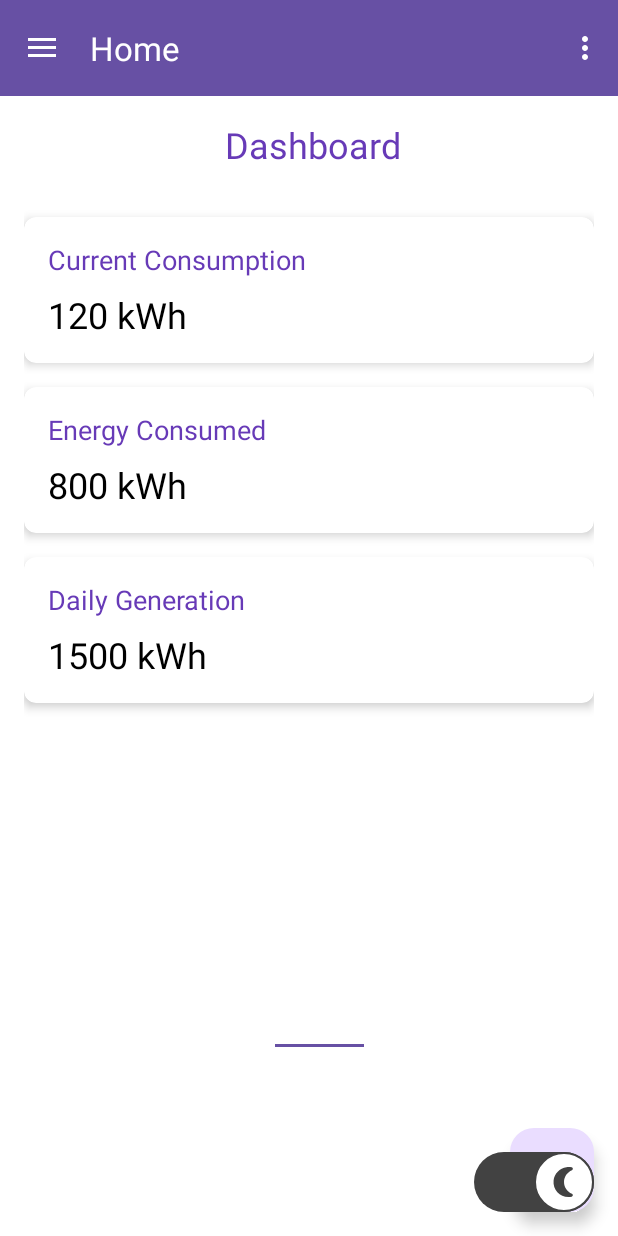
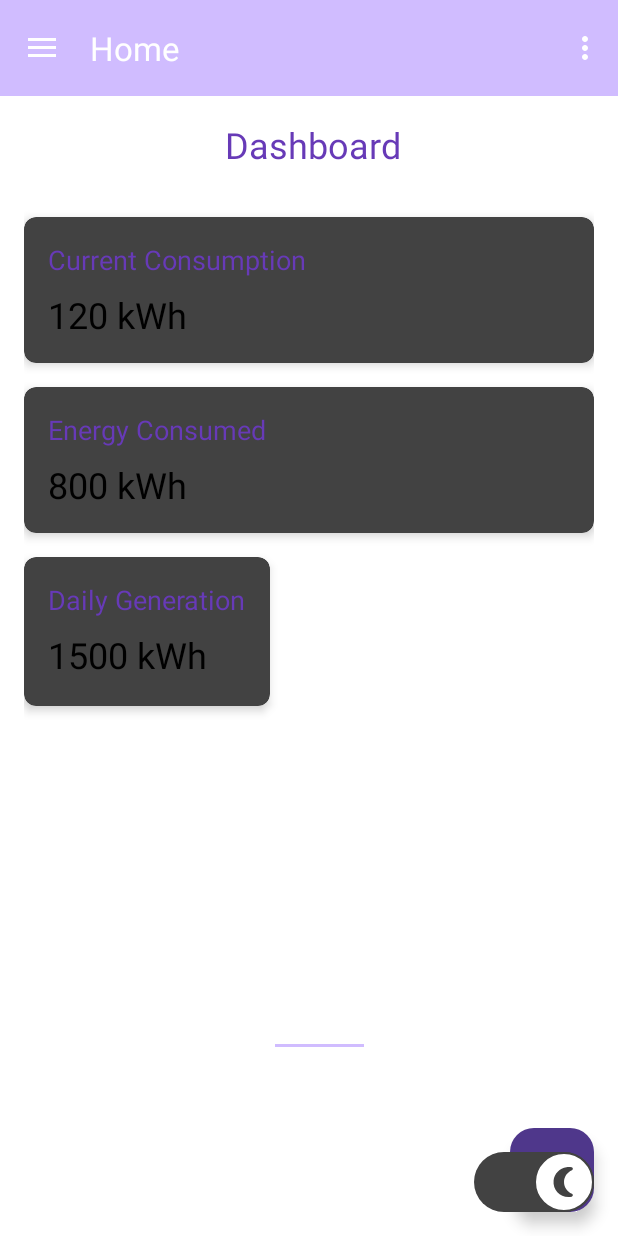
Before and after one commit to kaikamal/FYP, an Android app: the MainActivity2 screen opened directly, with no data from a screen before it, after a tap on an icon or button, on a phone screen of 412 x 824 dp. Run offline under Robolectric (Android 15) with nearby library versions, the phone set to English and light mode, and no system bars; our stand-ins replace Firebase (no records; nobody signed in at launch, a user with empty details on screens opened directly), navigation-ui.

Commit message:
project commit

```diff
--- a/app/src/main/java/com/example/loginactivity/MainActivity2.java
+++ b/app/src/main/java/com/example/loginactivity/MainActivity2.java
@@ -1,8 +1,10 @@
 package com.example.loginactivity;
 
+import android.content.Intent;
 import android.os.Bundle;
 import android.view.View;
 import android.view.Menu;
+import android.widget.Button;
 import android.widget.CompoundButton;
 import android.widget.Switch;
 
@@ -10,6 +12,7 @@ import com.google.android.material.snackbar.Snackbar;
 import com.google.android.material.navigation.NavigationView;
 
 import androidx.appcompat.app.AppCompatDelegate;
+import androidx.appcompat.widget.SwitchCompat;
 import androidx.navigation.NavController;
 import androidx.navigation.Navigation;
 import androidx.navigation.ui.AppBarConfiguration;
@@ -18,16 +21,30 @@ import androidx.drawerlayout.widget.DrawerLayout;
 import androidx.appcompat.app.AppCompatActivity;
 
 import com.example.loginactivity.databinding.ActivityMain2Binding;
+import com.google.firebase.auth.FirebaseAuth;
 
 public class MainActivity2 extends AppCompatActivity {
 
     private AppBarConfiguration mAppBarConfiguration;
     private ActivityMain2Binding binding;
+//    private Switch lightNightSwitch;
+//    private boolean isNightMode = false;
+    private Switch themeSwitch;
+    private Button logout_button;
 
 
-    @Override
+
+
     protected void onCreate(Bundle savedInstanceState) {
         super.onCreate(savedInstanceState);
+//        setContentView(R.layout.activity_main2);
+//        lightNightSwitch = findViewById(R.id.themeSwitch);
+//        lightNightSwitch.setOnCheckedChangeListener(new CompoundButton.OnCheckedChangeListener() {
+//            @Override
+//            public void onCheckedChanged(CompoundButton buttonView, boolean isChecked) {
+//                toggleTheme(isChecked);
+//            }
+//        });
 //        Switch themeSwitch = findViewById(R.id.themeSwitch);
 //        themeSwitch.setOnCheckedChangeListener(new CompoundButton.OnCheckedChangeListener() {
 //            @Override
@@ -40,6 +57,9 @@ public class MainActivity2 extends AppCompatActivity {
 //                recreate(); // Recreate the activity to apply the selected theme
 //            }
 //        });
+
+//        logout_button = findViewById(R.id.button3);
+
 
 
 
@@ -66,6 +86,21 @@ public class MainActivity2 extends AppCompatActivity {
         NavigationUI.setupActionBarWithNavController(this, navController, mAppBarConfiguration);
         NavigationUI.setupWithNavController(navigationView, navController);
 
+        themeSwitch = findViewById(R.id.themeSwitch);
+        themeSwitch.setChecked(AppCompatDelegate.getDefaultNightMode() == AppCompatDelegate.MODE_NIGHT_YES);
+        themeSwitch.setOnCheckedChangeListener(new CompoundButton.OnCheckedChangeListener() {
+            @Override
+            public void onCheckedChanged(CompoundButton buttonView, boolean isChecked) {
+                if (isChecked) {
+                    AppCompatDelegate.setDefaultNightMode(AppCompatDelegate.MODE_NIGHT_YES);
+
+                } else {
+                    AppCompatDelegate.setDefaultNightMode(AppCompatDelegate.MODE_NIGHT_NO);
+                }
+                recreate();
+            }
+        });
+
 
 
     }
@@ -83,4 +118,19 @@ public class MainActivity2 extends AppCompatActivity {
         return NavigationUI.navigateUp(navController, mAppBarConfiguration)
                 || super.onSupportNavigateUp();
     }
+//    private void toggleTheme(boolean isNight){
+//        isNightMode = isNight;
+//        if (isNight){
+//            getTheme().applyStyle(R.style.NightTheme, true);}
+//        else {
+//            getTheme().applyStyle(R.style.LightTheme, true);
+//        }
+//    }
+
+//    public void onClickLogout(View view){
+//        FirebaseAuth.getInstance().signOut();
+//        startActivity(new Intent(getApplicationContext(), Login.class));
+//        finish();
+//    }
+
 }
--- a/app/src/main/res/layout/activity_main2.xml
+++ b/app/src/main/res/layout/activity_main2.xml
@@ -25,12 +25,14 @@
             android:id="@+id/themeSwitch"
             android:layout_width="wrap_content"
             android:layout_height="wrap_content"
+            android:layout_alignParentEnd="true"
             android:layout_alignParentBottom="true"
-            android:layout_alignParentEnd="true"
-            android:layout_margin="16dp"
+            android:layout_marginStart="16dp"
+            android:layout_marginTop="16dp"
+            android:layout_marginEnd="16dp"
+            android:layout_marginBottom="16dp"
             android:thumb="@drawable/thumb"
-            android:track="@drawable/track"/>
-
+            android:track="@drawable/track" />
     </RelativeLayout>
 
     <!-- Navigation drawer -->
--- a/app/src/main/res/layout/fragment_home.xml
+++ b/app/src/main/res/layout/fragment_home.xml
@@ -91,12 +91,12 @@
     <!-- Daily Energy Generation Card -->
     <androidx.cardview.widget.CardView
         android:id="@+id/cardDailyGeneration"
-        android:layout_width="match_parent"
-        android:layout_height="wrap_content"
+        android:layout_width="wrap_content"
+        android:layout_height="99dp"
+        android:layout_below="@id/cardEnergyConsumed"
+        android:layout_marginTop="16dp"
         app:cardCornerRadius="8dp"
-        app:cardElevation="4dp"
-        android:layout_below="@id/cardEnergyConsumed"
-        android:layout_marginTop="16dp">
+        app:cardElevation="4dp">
 
         <RelativeLayout
             android:layout_width="match_parent"
@@ -122,8 +122,8 @@
                 android:textSize="24sp" />
         </RelativeLayout>
 
+
     </androidx.cardview.widget.CardView>
-
     <Button
         android:id="@+id/button3"
         android:layout_width="139dp"
@@ -136,7 +136,7 @@
         android:layout_marginTop="616dp"
         android:layout_marginEnd="153dp"
         android:layout_marginBottom="110dp"
-        android:onClick="onClickLogout"
+        android:onClick="onClick"
         android:text="LOGOUT"
         app:layout_constraintBottom_toBottomOf="parent"
         app:layout_constraintEnd_toEndOf="parent"
@@ -145,4 +145,5 @@
         app:layout_constraintTop_toTopOf="parent"
         app:layout_constraintVertical_bias="0.654" />
 
+
 </RelativeLayout>
```
Also changed, not shown: app/src/main/java/com/example/loginactivity/Login.java (+6 -2 lines), app/src/main/java/com/example/loginactivity/Register.java (+12 -1 lines), app/src/main/res/values/themes.xml (+13 -0 lines).
